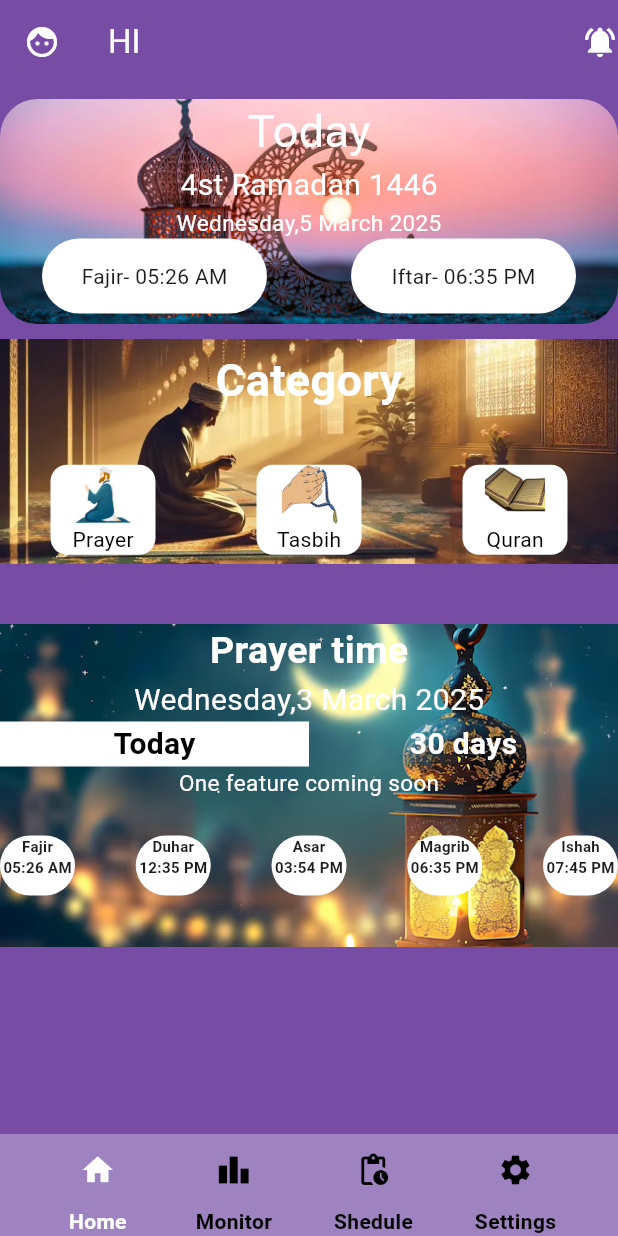
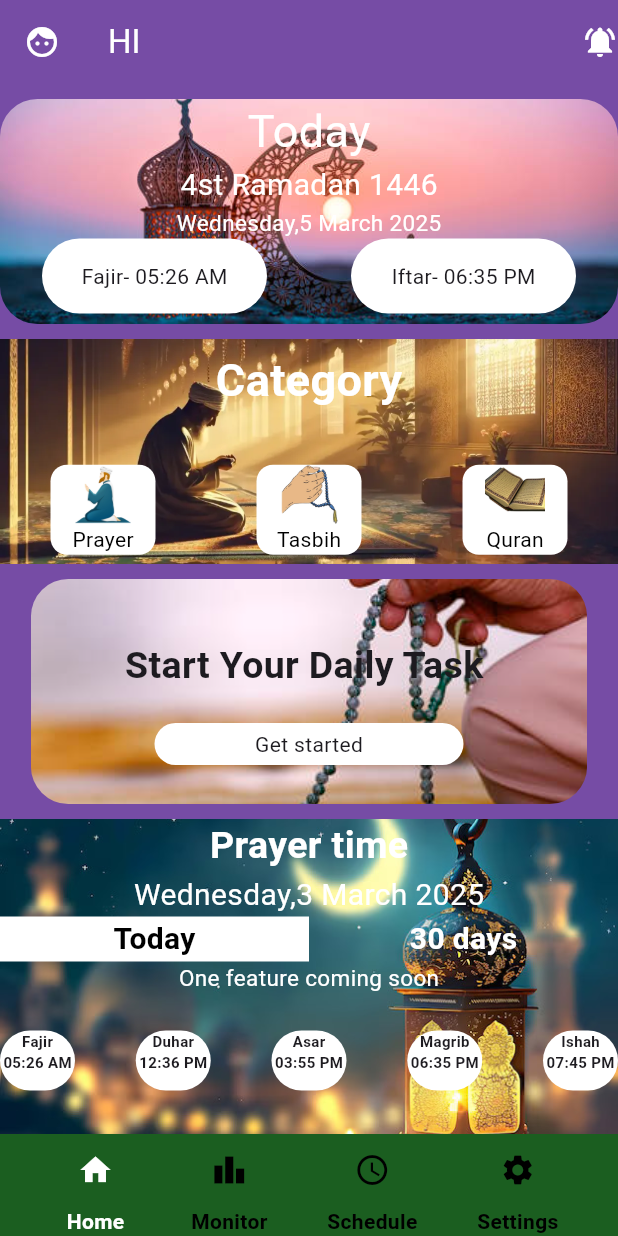
Before and after one commit to SajadYoosuf/ramadan_planner_and_tracker, a Flutter app: the screen it shows after launch, on a phone screen of 412 x 824 dp. Run offline on Flutter 3.47's test engine with Material 3 defaults, Android fonts, the phone set to English and light mode, and no system bars; our stand-ins replace hive, hive_flutter, shared_preferences; missing offline and left inert: dart:ffi; accounts and stored records are empty.

Commit message:
some view changed

```diff
--- a/lib/view model/get_prayer_time.dart
+++ b/lib/view model/get_prayer_time.dart
@@ -1,22 +1,16 @@
 import 'dart:ffi';
 
 import 'package:flutter/material.dart';
-import 'package:geolocator/geolocator.dart';
 import 'package:hive/hive.dart';
 import 'package:intl/intl.dart';
 
 import 'package:ramadan_planner/model/prayer_times.dart';
-import 'package:ramadan_planner/services/muslim_salat_times.dart';
 import 'package:ramadan_planner/utilities/constant.dart';
-import 'package:ramadan_planner/view%20model/current_location.dart';
 import 'package:shared_preferences/shared_preferences.dart';
 
 class GetPrayerTime extends ChangeNotifier {
-  // HomeStatus _homestatus = HomeStatus.loading;
-  // HomeStatus get homeStatus => _homestatus;
+
   int currentIndex = 1;
-  int indexForprayertimes = now.day;
-  // bool apiOnceCalledADay = true;
   List<PrayerTime> prayerTimes = [
     PrayerTime(
         day: 2,
@@ -252,17 +246,7 @@ class GetPrayerTime extends ChangeNotifier {
         isha: "07:45 PM"),
   ];
   Future<void> getCurrentPrayerTimes() async {
-    // for (int i = 0; i < prayerTimes.length; i++) {
-    //   if (now.day == prayerTimes[i].day) {
-    //     print("check current day");
 
-    //     print(now.day);
-    //     print("check current day");
-    //     print('$indexForprayertimes-1 day');
-    //     break;
-    //   }
-    //   notifyListeners();
-    // }
   }
 
   void changePrayerTimeIndex(int index) {
--- a/lib/view/home_screen.dart
+++ b/lib/view/home_screen.dart
@@ -22,17 +22,6 @@ class HomeScreen extends StatefulWidget {
 }
 
 class _HomeScreenState extends State<HomeScreen> {
-  Future<PrayerTime>? future;
-  @override
-  void initState() {
-    // WidgetsBinding.instance.addPostFrameCallback((_) async {
-    // final prayerTime = Provider.of<GetPrayerTime>(context, listen: false);
-
-    // future = prayerTime.getCurrentPrayerTimes(context);
-    // });
-
-    super.initState();
-  }
 
   @override
   Widget build(BuildContext context) {
@@ -63,7 +52,7 @@ class _HomeScreenState extends State<HomeScreen> {
                 height: 10,
               ),
               homeIntroContainer(
-                  context, home.prayerTimes[home.indexForprayertimes]),
+                  context, home.prayerTimes[now.day-1]),
               SizedBox(
                 height: 10,
               ),
@@ -71,12 +60,12 @@ class _HomeScreenState extends State<HomeScreen> {
               SizedBox(
                 height: 10,
               ),
-              // tasbeehIntroWidget(context),
+              tasbeehIntroWidget(context),
               SizedBox(
-                height: 30,
+                height: 10,
               ),
               todayPrayerTimes(
-                  context, home.prayerTimes[home.indexForprayertimes]),
+                  context, home.prayerTimes[now.day-1]),
             ]))));
   }
 }
--- a/lib/view/navigation_screens.dart
+++ b/lib/view/navigation_screens.dart
@@ -1,6 +1,7 @@
 import 'package:flutter/material.dart';
 import 'package:provider/provider.dart';
 import 'package:ramadan_planner/view%20model/navigation.dart';
+import 'package:ramadan_planner/widgets/navigation_column.dart';
 
 class NavigationScreens extends StatelessWidget {
   const NavigationScreens({super.key});
@@ -13,90 +14,15 @@ class NavigationScreens extends StatelessWidget {
       bottomNavigationBar: Container(
         width: MediaQuery.of(context).size.width,
         height: 68,
-        color: Color(0xff9f82c0),
+        color: Colors.green[900],
         child: Row(
           mainAxisAlignment: MainAxisAlignment.spaceEvenly,
           children: [
-            Column(
-              children: [
-                IconButton(
-                    onPressed: () => navigation.navigationChange(0),
-                    icon: Icon(
-                      Icons.home,
-                      color: navigation.currentPageIndex == 0
-                          ? Colors.white
-                          : Colors.black,
-                    )),
-                Text(
-                  "Home",
-                  style: TextStyle(
-                      color: navigation.currentPageIndex == 0
-                          ? Colors.white
-                          : Colors.black,
-                      fontWeight: FontWeight.bold),
-                )
-              ],
-            ),
-            Column(
-              children: [
-                IconButton(
-                    onPressed: () => navigation.navigationChange(1),
-                    icon: Icon(
-                      Icons.leaderboard,
-                      color: navigation.currentPageIndex == 1
-                          ? Colors.white
-                          : Colors.black,
-                    )),
-                Text(
-                  "Monitor",
-                  style: TextStyle(
-                      color: navigation.currentPageIndex == 1
-                          ? Colors.white
-                          : Colors.black,
-                      fontWeight: FontWeight.bold),
-                )
-              ],
-            ),
-            Column(
-              children: [
-                IconButton(
-                    onPressed: () => navigation.navigationChange(2),
-                    icon: Icon(
-                      Icons.pending_actions,
-                      color: navigation.currentPageIndex == 2
-                          ? Colors.white
-                          : Colors.black,
-                    )),
-                Text(
-                  "Shedule",
-                  style: TextStyle(
-                      color: navigation.currentPageIndex == 2
-                          ? Colors.white
-                          : Colors.black,
-                      fontWeight: FontWeight.bold),
-                )
-              ],
-            ),
-            Column(
-              children: [
-                IconButton(
-                    onPressed: () => navigation.navigationChange(3),
-                    icon: Icon(
-                      Icons.settings,
-                      color: navigation.currentPageIndex == 3
-                          ? Colors.white
-                          : Colors.black,
-                    )),
-                Text(
-                  "Settings",
-                  style: TextStyle(
-                      color: navigation.currentPageIndex == 3
-                          ? Colors.white
-                          : Colors.black,
-                      fontWeight: FontWeight.bold),
-                )
-              ],
-            ),
+            navigationColumn(context, 0, 'Home',Icons.home),
+            navigationColumn(context, 1, 'Monitor',Icons.leaderboard),
+           navigationColumn(context, 2, 'Schedule',Icons.schedule),
+           navigationColumn(context, 3, 'Settings',Icons.settings)
+
           ],
         ),
       ),
--- /dev/null
+++ b/lib/widgets/navigation_column.dart
@@ -0,0 +1,27 @@
+import 'package:flutter/material.dart';
+import 'package:provider/provider.dart';
+import 'package:ramadan_planner/view%20model/navigation.dart';
+
+Column navigationColumn(BuildContext context,int index,String screenName,IconData icon){
+  final navigation=Provider.of<Navigation>(context);
+  return Column(
+              children: [
+                IconButton(
+                    onPressed: () => navigation.navigationChange(index),
+                    icon: Icon(
+                      icon,
+                      color: navigation.currentPageIndex == index
+                          ? Colors.white
+                          : Colors.black,
+                    )),
+                Text(
+                  screenName,
+                  style: TextStyle(
+                      color: navigation.currentPageIndex == index
+                          ? Colors.white
+                          : Colors.black,
+                      fontWeight: FontWeight.bold),
+                )
+              ],
+            );
+}
--- a/lib/widgets/niskaram_task.dart
+++ b/lib/widgets/niskaram_task.dart
@@ -5,7 +5,7 @@ import 'package:ramadan_planner/utilities/images.dart';
 import 'package:ramadan_planner/view%20model/get_prayer_time.dart';
 import 'package:ramadan_planner/view%20model/task_add.dart';
 
-Widget niskaramTask(BuildContext context, String title) {
+Widget niskaramTask(BuildContext context) {
   return Consumer<TaskAdd>(
     builder: (context, task, child) {
       task.prayerTaskbool[0] = task.prayerTaskDetails[0].fajirCompleted;
--- a/lib/widgets/tasbeeh_into_widget.dart
+++ b/lib/widgets/tasbeeh_into_widget.dart
@@ -14,16 +14,16 @@ Container tasbeehIntroWidget(BuildContext context) {
       crossAxisAlignment: CrossAxisAlignment.center,
       children: [
         SizedBox(
-          height: 10,
+          height: 40,
         ),
         Align(
             alignment: Alignment.center,
             child: Text(
-              "Start Your Day To Count\n            Tasbeeh",
+              "Start Your Daily Task ",
               style: TextStyle(fontWeight: FontWeight.bold, fontSize: 25),
             )),
         SizedBox(
-          height: 10,
+          height: 20,
         ),
         InkWell(
           child: Container(
```
Also changed, not shown: lib/services/muslim_salat_times.dart (deleted, +0 -29 lines), lib/view model/current_location.dart (deleted, +0 -69 lines), lib/view/task_details.dart (+3 -6 lines), assets/images/asar_image.jpg (added), assets/images/duhar_image.jpg (added), assets/images/fajir-time.jpg (added), assets/images/ishah-image.jpg (added), assets/images/magrib_image.jpg (added), assets/images/tahajjud-image.jpg (added), assets/images/taraveeh-image.jpg (added), pubspec.lock, 126 other files.
